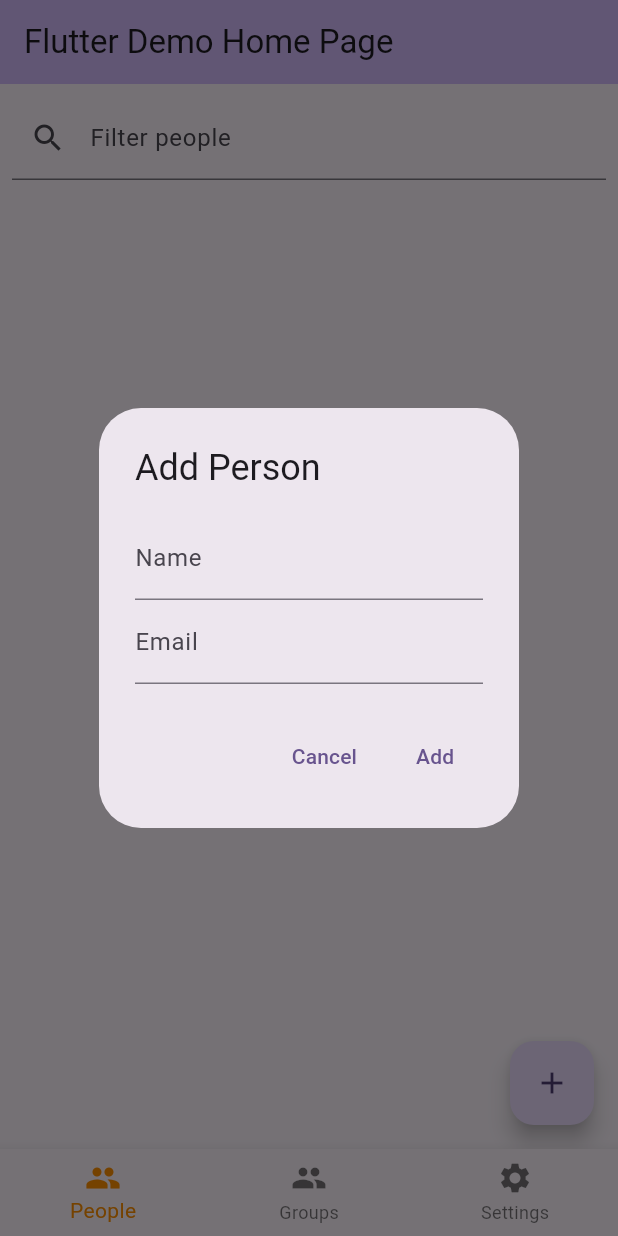
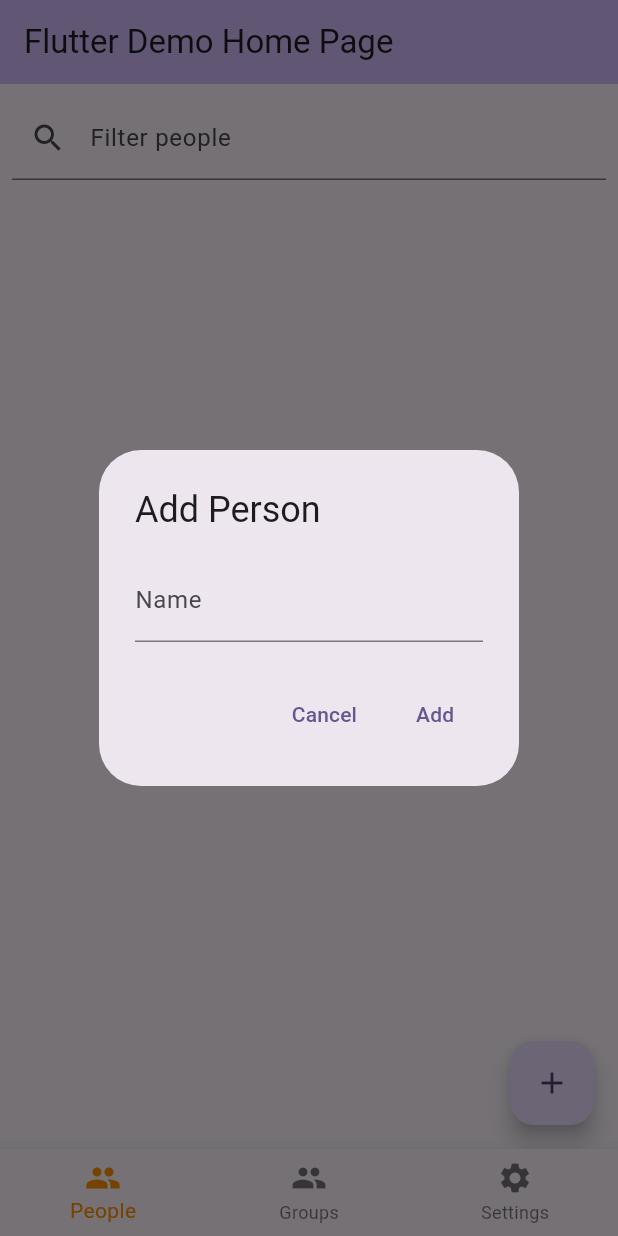
Before and after one commit to KevinNordenhog/Flutterbutter, a Flutter app: the screen it shows after launch, after a tap on the "add" icon, on a phone screen of 412 x 824 dp. Run offline on Flutter 3.47's test engine with Material 3 defaults, Android fonts, the phone set to English and light mode, and no system bars; our stand-ins replace sqflite; accounts and stored records are empty.

Commit message:
Removed email

```diff
--- a/flutter_application/lib/database_helper.dart
+++ b/flutter_application/lib/database_helper.dart
@@ -12,7 +12,7 @@ class DatabaseHelper {
           "CREATE TABLE groups(id INTEGER PRIMARY KEY AUTOINCREMENT, name TEXT)",
         );
         await db.execute(
-          "CREATE TABLE people(id INTEGER PRIMARY KEY AUTOINCREMENT, name TEXT, email TEXT, groupIds TEXT)",
+          "CREATE TABLE people(id INTEGER PRIMARY KEY AUTOINCREMENT, name TEXT, groupIds TEXT)",
         );
       },
       onUpgrade: (Database db, int oldVersion, int newVersion) async {
--- a/flutter_application/lib/models/person.dart
+++ b/flutter_application/lib/models/person.dart
@@ -1,22 +1,19 @@
 class Person {
   final int? id;
   final String name;
-  final String email;
   final List<int> groupIds;
 
-  Person(
-      {this.id,
-      required this.name,
-      required this.email,
-      required this.groupIds});
+  Person({
+    this.id,
+    required this.name,
+    required this.groupIds,
+  });
 
   Map<String, dynamic> toMap() {
     return {
       'id': id,
       'name': name,
-      'email': email,
-      'groupIds':
-          groupIds.join(','), // Convert List<int> to comma-separated string
+      'groupIds': groupIds.join(','),
     };
   }
 
@@ -24,11 +21,12 @@ class Person {
     return Person(
       id: map['id'],
       name: map['name'],
-      email: map['email'],
-      groupIds: map['groupIds']
-          .split(',')
-          .map((e) => int.parse(e))
-          .toList(), // Convert string back to List<int>
+      groupIds: (map['groupIds'] as String?)
+              ?.split(',')
+              .where((e) => e.isNotEmpty)
+              .map((e) => int.parse(e))
+              .toList() ??
+          [],
     );
   }
 }
--- a/flutter_application/lib/pages/assign_groups_page.dart
+++ b/flutter_application/lib/pages/assign_groups_page.dart
@@ -52,7 +52,6 @@ class _AssignGroupsPageState extends State<AssignGroupsPage> {
     final updatedPerson = Person(
       id: widget.person.id,
       name: widget.person.name,
-      email: widget.person.email,
       groupIds: _selectedGroupIds,
     );
 
--- a/flutter_application/lib/pages/people_page.dart
+++ b/flutter_application/lib/pages/people_page.dart
@@ -8,13 +8,11 @@ import 'package:path/path.dart';
 class Person {
   final int? id;
   final String name;
-  final String email;
   List<int> groupIds;
 
   Person({
     this.id,
     required this.name,
-    required this.email,
     List<int>? groupIds,
   }) : groupIds = groupIds ?? [];
 
@@ -22,7 +20,6 @@ class Person {
     return {
       'id': id,
       'name': name,
-      'email': email,
       'groupIds': groupIds.join(','),
     };
   }
@@ -31,7 +28,6 @@ class Person {
     return Person(
       id: map['id'],
       name: map['name'],
-      email: map['email'],
       groupIds: (map['groupIds'] as String?)
               ?.split(',')
               .where((e) => e.isNotEmpty)
@@ -94,8 +90,7 @@ class _PeoplePageState extends State<PeoplePage> {
   List<Person> _getFilteredPeople() {
     return _people
         .where((person) =>
-            person.name.toLowerCase().contains(_filter.toLowerCase()) ||
-            person.email.toLowerCase().contains(_filter.toLowerCase()))
+            person.name.toLowerCase().contains(_filter.toLowerCase()))
         .toList();
   }
 
@@ -158,7 +153,6 @@ class _PeoplePageState extends State<PeoplePage> {
                 final person = filteredPeople[index];
                 return ListTile(
                   title: Text(person.name),
-                  subtitle: Text(person.email),
                   onTap: () async {
                     final updatedPerson = await Navigator.push(
                       context,
@@ -174,7 +168,7 @@ class _PeoplePageState extends State<PeoplePage> {
                           _people[index] = updatedPerson;
                         }
                       });
-                      _loadPeople(); // Refresh the list from the database
+                      _loadPeople();
                     }
                   },
                   trailing: IconButton(
@@ -193,21 +187,11 @@ class _PeoplePageState extends State<PeoplePage> {
             context: context,
             builder: (BuildContext context) {
               String name = '';
-              String email = '';
               return AlertDialog(
                 title: const Text('Add Person'),
-                content: Column(
-                  mainAxisSize: MainAxisSize.min,
-                  children: [
-                    TextField(
-                      onChanged: (value) => name = value,
-                      decoration: const InputDecoration(labelText: 'Name'),
-                    ),
-                    TextField(
-                      onChanged: (value) => email = value,
-                      decoration: const InputDecoration(labelText: 'Email'),
-                    ),
-                  ],
+                content: TextField(
+                  onChanged: (value) => name = value,
+                  decoration: const InputDecoration(labelText: 'Name'),
                 ),
                 actions: [
                   TextButton(
@@ -217,8 +201,8 @@ class _PeoplePageState extends State<PeoplePage> {
                   TextButton(
                     child: const Text('Add'),
                     onPressed: () {
-                      if (name.isNotEmpty && email.isNotEmpty) {
-                        _addPerson(Person(name: name, email: email));
+                      if (name.isNotEmpty) {
+                        _addPerson(Person(name: name, groupIds: []));
                         Navigator.of(context).pop();
                       }
                     },
```
